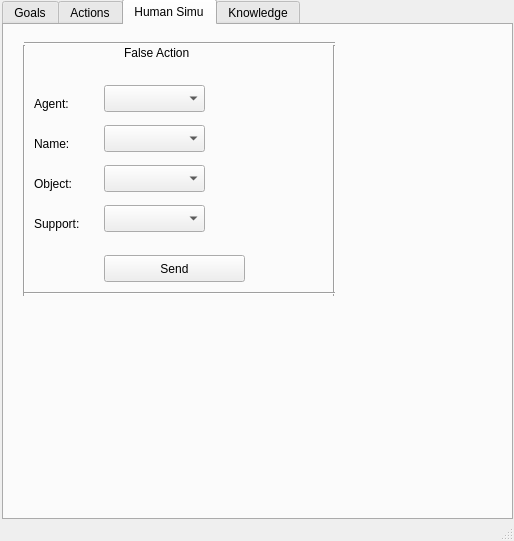
The window that graphical_interface/ui/main_window.ui (laas/supervisor) describes before a commit, drawn with Qt 5.
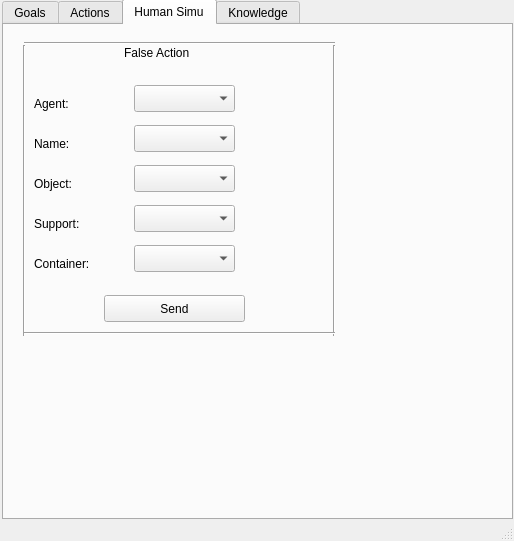
The same window after the commit. Icons and pictures are not drawn.

Commit message: [parameters] add containers to entities

The edit to the form file:
```diff
--- a/graphical_interface/ui/main_window.ui
+++ b/graphical_interface/ui/main_window.ui
@@ -264,7 +264,7 @@
         <x>10</x>
         <y>20</y>
         <width>20</width>
-        <height>251</height>
+        <height>291</height>
        </rect>
       </property>
       <property name="orientation">
@@ -277,7 +277,7 @@
         <x>320</x>
         <y>20</y>
         <width>20</width>
-        <height>251</height>
+        <height>291</height>
        </rect>
       </property>
       <property name="orientation">
@@ -288,7 +288,7 @@
       <property name="geometry">
        <rect>
         <x>20</x>
-        <y>260</y>
+        <y>300</y>
         <width>311</width>
         <height>16</height>
        </rect>
@@ -329,7 +329,7 @@
      <widget class="QComboBox" name="comboBoxHumanAgent">
       <property name="geometry">
        <rect>
-        <x>100</x>
+        <x>130</x>
         <y>60</y>
         <width>101</width>
         <height>27</height>
@@ -339,7 +339,7 @@
      <widget class="QComboBox" name="comboBoxHumanActionName">
       <property name="geometry">
        <rect>
-        <x>100</x>
+        <x>130</x>
         <y>100</y>
         <width>101</width>
         <height>27</height>
@@ -349,7 +349,7 @@
      <widget class="QComboBox" name="comboBoxHumanActionObject">
       <property name="geometry">
        <rect>
-        <x>100</x>
+        <x>130</x>
         <y>140</y>
         <width>101</width>
         <height>27</height>
@@ -359,7 +359,7 @@
      <widget class="QComboBox" name="comboBoxHumanActionSupport">
       <property name="geometry">
        <rect>
-        <x>100</x>
+        <x>130</x>
         <y>180</y>
         <width>101</width>
         <height>27</height>
@@ -409,7 +409,7 @@
       <property name="geometry">
        <rect>
         <x>100</x>
-        <y>230</y>
+        <y>270</y>
         <width>141</width>
         <height>27</height>
        </rect>
@@ -418,6 +418,29 @@
        <string>Send</string>
       </property>
      </widget>
+     <widget class="QLabel" name="label_12">
+      <property name="geometry">
+       <rect>
+        <x>30</x>
+        <y>230</y>
+        <width>91</width>
+        <height>17</height>
+       </rect>
+      </property>
+      <property name="text">
+       <string>Container:</string>
+      </property>
+     </widget>
+     <widget class="QComboBox" name="comboBoxHumanActionContainer">
+      <property name="geometry">
+       <rect>
+        <x>130</x>
+        <y>220</y>
+        <width>101</width>
+        <height>27</height>
+       </rect>
+      </property>
+     </widget>
     </widget>
     <widget class="QWidget" name="Knowledge">
      <attribute name="title">
```
Left out of the diff: 23 changed lines with no effect on the pictures. The commit also changes 3 other files.
